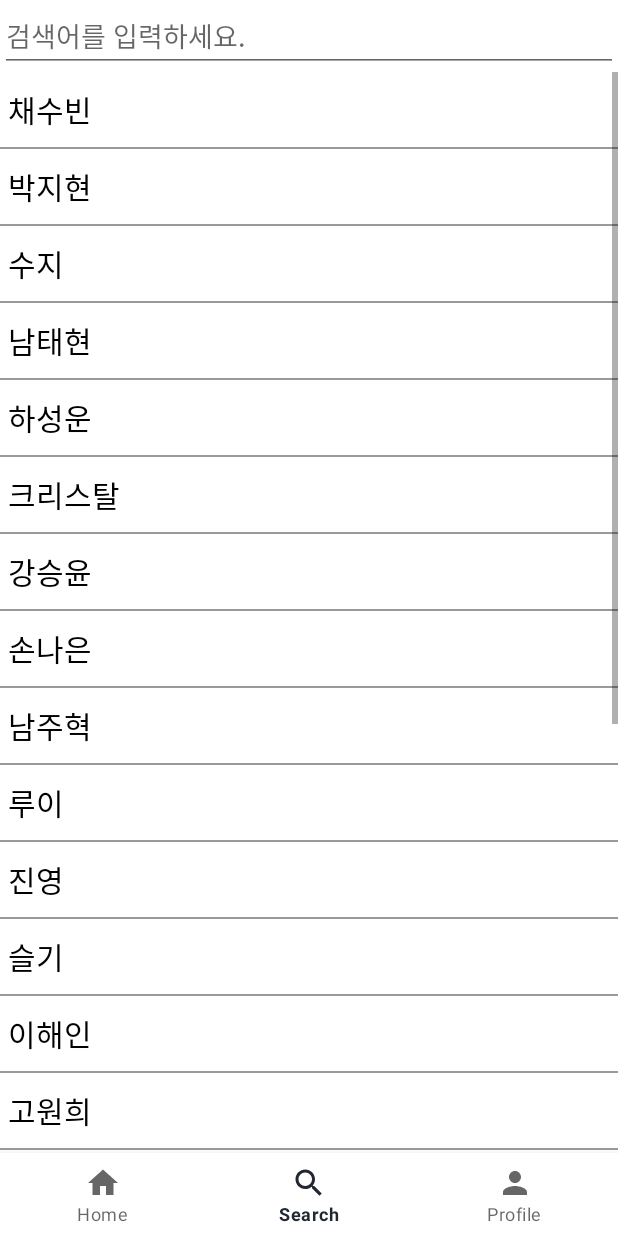
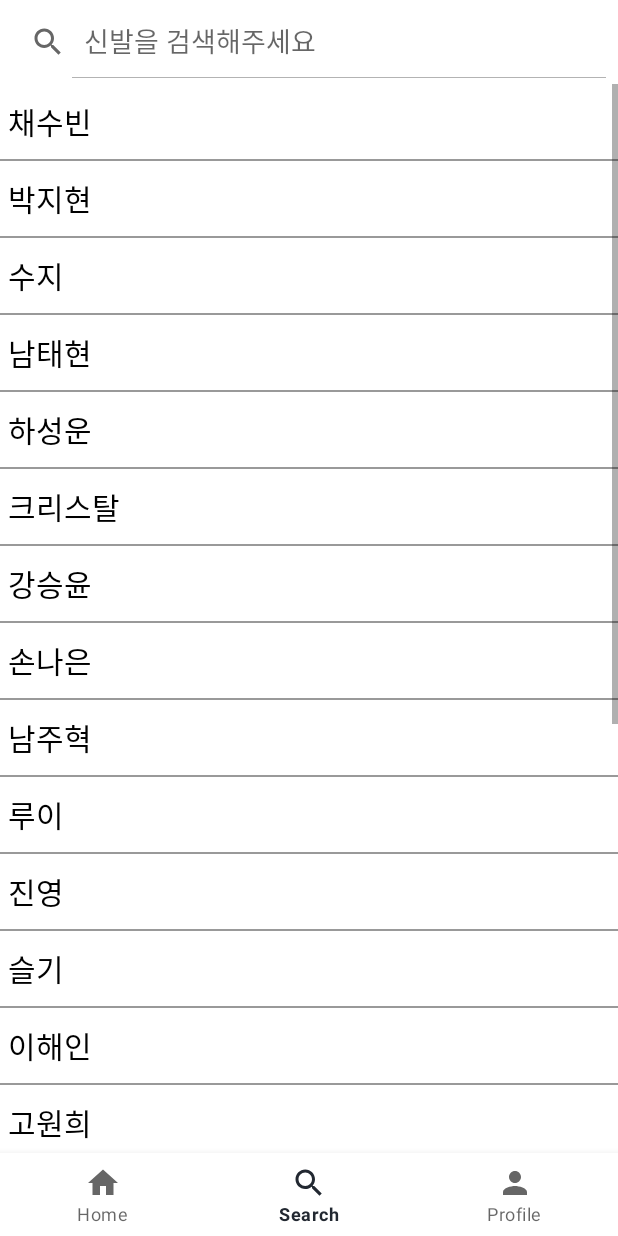
Before and after one commit to 1230tjdgns/capstone2, an Android app: the screen it shows after launch (HomeActivity), item 2 of the bottom bar chosen, on a phone screen of 412 x 824 dp. Run offline under Robolectric (Android 15) with nearby library versions, the phone set to English and light mode, and no system bars; libraries missing offline, so code that uses them is left out: org.checkerframework.common.

Commit message:
SearchFragment

```diff
--- a/app/src/main/java/com/capstone/affinity_ad/SearchFragment.java
+++ b/app/src/main/java/com/capstone/affinity_ad/SearchFragment.java
@@ -2,6 +2,7 @@ package com.capstone.affinity_ad;
 
 import android.os.Bundle;
 
+import androidx.appcompat.widget.SearchView;
 import androidx.fragment.app.Fragment;
 
 import android.text.Editable;
@@ -11,7 +12,6 @@ import android.view.View;
 import android.view.ViewGroup;
 import android.widget.EditText;
 import android.widget.ListView;
-import android.widget.SearchView;
 
 import java.util.ArrayList;
 import java.util.List;
@@ -28,6 +28,9 @@ public class SearchFragment extends Fragment {
     private EditText editSearch;        // 검색어를 입력할 Input 창
     private SearchAdapter adapter;      // 리스트뷰에 연결할 아답터
     private ArrayList<String> arraylist;
+
+    private androidx.appcompat.widget.SearchView searchView;
+
 
     // TODO: Rename parameter arguments, choose names that match
     // the fragment initialization parameters, e.g. ARG_ITEM_NUMBER
@@ -70,12 +73,12 @@ public class SearchFragment extends Fragment {
     }
 
     @Override
-    public View onCreateView(LayoutInflater inflater, ViewGroup container,
-                             Bundle savedInstanceState) {
+    public View onCreateView(LayoutInflater inflater, ViewGroup container,Bundle savedInstanceState) {
         // Inflate the layout for this fragment
         View frag_view = inflater.inflate(R.layout.fragment_search,container,false);
-        editSearch = (EditText) frag_view.findViewById(R.id.editSearch);
+        //editSearch = (EditText) frag_view.findViewById(R.id.editSearch);
         listView = (ListView) frag_view.findViewById(R.id.listView);
+        searchView=frag_view.findViewById(R.id.search);
 // 리스트를 생성한다.
         list = new ArrayList<String>();
         // 검색에 사용할 데이터을 미리 저장한다.
@@ -89,21 +92,34 @@ public class SearchFragment extends Fragment {
         listView.setAdapter(adapter);
 
 
-        editSearch.addTextChangedListener(new TextWatcher() {
+//        editSearch.addTextChangedListener(new TextWatcher() {
+//            @Override
+//            public void beforeTextChanged(CharSequence charSequence, int i, int i1, int i2) {
+//            }
+//
+//            @Override
+//            public void onTextChanged(CharSequence charSequence, int i, int i1, int i2) {
+//
+//            }
+//            @Override
+//            public void afterTextChanged(Editable editable) {
+//                // input창에 문자를 입력할때마다 호출된다.
+//                // search 메소드를 호출한다.
+//                String text = editSearch.getText().toString();
+//                search(text);
+//            }
+//        });
+        searchView.setOnQueryTextListener(new SearchView.OnQueryTextListener() {
             @Override
-            public void beforeTextChanged(CharSequence charSequence, int i, int i1, int i2) {
+            public boolean onQueryTextSubmit(String query) {
+                return false;
             }
 
             @Override
-            public void onTextChanged(CharSequence charSequence, int i, int i1, int i2) {
+            public boolean onQueryTextChange(String newText) {
 
-            }
-            @Override
-            public void afterTextChanged(Editable editable) {
-                // input창에 문자를 입력할때마다 호출된다.
-                // search 메소드를 호출한다.
-                String text = editSearch.getText().toString();
-                search(text);
+                search(newText);
+                return false;
             }
         });
         return frag_view;
@@ -159,9 +175,9 @@ public class SearchFragment extends Fragment {
         list.add("박혜수");
         list.add("카이");
         list.add("진세연");
-        list.add("동호");
-        list.add("박세완");
-        list.add("도희");
+        list.add("1");
+        list.add("123");
+        list.add("1234");
         list.add("창모");
         list.add("허영지");
     }
--- /dev/null
+++ b/app/src/main/res/drawable/baseline_clear_24.xml
@@ -0,0 +1,5 @@
+<vector android:height="24dp" android:tint="#000000"
+    android:viewportHeight="24" android:viewportWidth="24"
+    android:width="24dp" xmlns:android="http://schemas.android.com/apk/res/android">
+    <path android:fillColor="@android:color/white" android:pathData="M19,6.41L17.59,5 12,10.59 6.41,5 5,6.41 10.59,12 5,17.59 6.41,19 12,13.41 17.59,19 19,17.59 13.41,12z"/>
+</vector>
--- a/app/src/main/res/layout/fragment_search.xml
+++ b/app/src/main/res/layout/fragment_search.xml
@@ -9,11 +9,35 @@
         android:layout_width="match_parent"
         android:layout_height="match_parent"
         android:orientation="vertical">
-        <EditText
-            android:id="@+id/editSearch"
+
+        <androidx.appcompat.widget.Toolbar
             android:layout_width="match_parent"
-            android:layout_height="wrap_content"
-            android:hint="검색어를 입력하세요."/>
+            android:layout_height="?attr/actionBarSize"
+            app:contentInsetStart="0dp"
+            app:layout_constraintStart_toStartOf="parent"
+            app:layout_constraintTop_toTopOf="parent">
+
+
+
+                <androidx.appcompat.widget.SearchView
+                    android:id="@+id/search"
+                    android:layout_width="match_parent"
+                    android:layout_height="wrap_content"
+                    app:closeIcon="@drawable/baseline_clear_24"
+                    app:iconifiedByDefault="false"
+                    app:queryHint="신발을 검색해주세요"
+                    app:layout_constraintBottom_toBottomOf="parent"
+                    app:layout_constraintEnd_toEndOf="parent"
+                    app:layout_constraintStart_toStartOf="parent"
+                    app:layout_constraintTop_toTopOf="parent" />
+        </androidx.appcompat.widget.Toolbar>
+
+
+<!--        <EditText-->
+<!--            android:id="@+id/editSearch"-->
+<!--            android:layout_width="match_parent"-->
+<!--            android:layout_height="wrap_content"-->
+<!--            android:hint="검색어를 입력하세요."/>-->
 
     <ListView
         android:id="@+id/listView"
```
